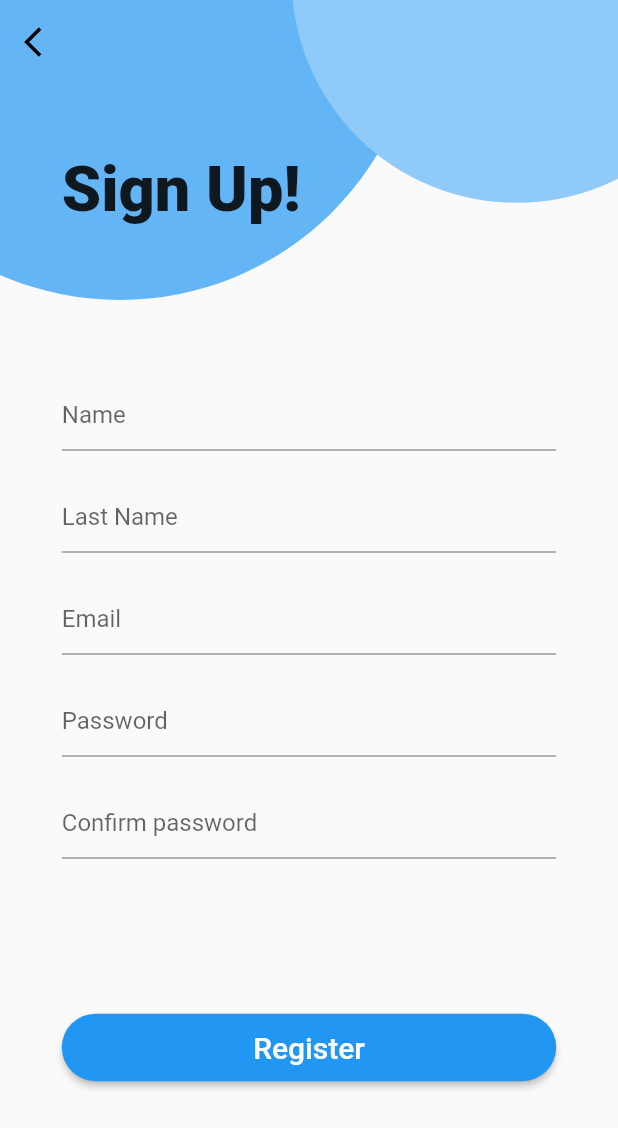
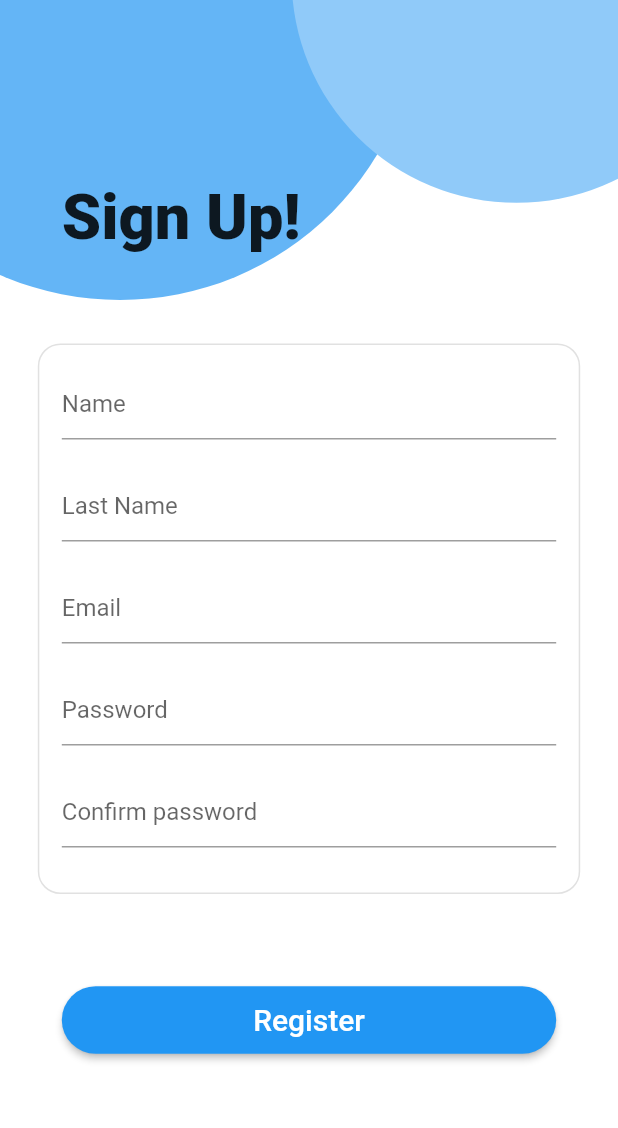
Before and after one commit to AngeloPavan/flutter-test, a Flutter app: the screen it shows after launch, after a tap on "Sign Up", on a phone screen of 412 x 824 dp. Shown: the top 1128 px of the screen. Run offline on Flutter 3.47's test engine with Material 2 defaults, Android fonts, the phone set to English and light mode, and no system bars; our stand-ins replace wave.

Commit message:
fixed: pages are almost responsive (imo)

```diff
--- a/book_app/lib/main.dart
+++ b/book_app/lib/main.dart
@@ -13,7 +13,7 @@ class MyApp extends StatelessWidget {
     return MaterialApp(
         debugShowCheckedModeBanner: false,
         title: 'Prima App',
-        theme: ThemeData(primarySwatch: Colors.blue),
+        theme: ThemeData(primarySwatch: Colors.blue, scaffoldBackgroundColor: Colors.white),
         home: const SignIn());
   }
 }
--- a/book_app/lib/pages/sign_in.dart
+++ b/book_app/lib/pages/sign_in.dart
@@ -27,7 +27,7 @@ class SignIn extends StatelessWidget {
                 child: Material(
                   borderRadius: BorderRadius.circular(200),
                   color: Colors.blue[300],
-                  child: Container(
+                  child: const SizedBox(
                     width: 400,
                     height: 400,
                   ),
@@ -39,7 +39,7 @@ class SignIn extends StatelessWidget {
                 child: Material(
                   borderRadius: BorderRadius.circular(150),
                   color: Colors.blue[200],
-                  child: Container(
+                  child: const SizedBox(
                     width: 300,
                     height: 300,
                   ),
--- a/book_app/lib/pages/sign_up.dart
+++ b/book_app/lib/pages/sign_up.dart
@@ -1,6 +1,4 @@
 import 'package:flutter/material.dart';
-import 'package:wave/config.dart';
-import 'package:wave/wave.dart';
 
 class SignUp extends StatelessWidget {
   const SignUp({super.key});
@@ -13,12 +11,12 @@ class SignUp extends StatelessWidget {
   @override
   Widget build(BuildContext context) {
     return Scaffold(
-      resizeToAvoidBottomInset: false,
+        resizeToAvoidBottomInset: true,
         body: SizedBox(
           width: deviceWidth(context),
           height: deviceHeight(context),
           child: Stack(
-          children: <Widget>[
+            children: [
               Align(
                 alignment: Alignment.bottomRight,
                 widthFactor: 0.7,
@@ -26,7 +24,7 @@ class SignUp extends StatelessWidget {
                 child: Material(
                   borderRadius: BorderRadius.circular(200),
                   color: Colors.blue[300],
-                child: Container(
+                  child: const SizedBox(
                     width: 400,
                     height: 400,
                   ),
@@ -38,38 +36,59 @@ class SignUp extends StatelessWidget {
                 child: Material(
                   borderRadius: BorderRadius.circular(150),
                   color: Colors.blue[200],
-                child: Container(
+                  child: const SizedBox(
                     width: 300,
                     height: 300,
                   ),
                 ),
               ),
-            AppBar(
-              backgroundColor: Colors.transparent,
-              elevation: 0,
-              leading: IconButton(
-                color: Colors.black,
-                icon: const Icon(Icons.arrow_back_ios),
-                onPressed: () {
-                  Navigator.pop(context);
-                },
-              ),
-            ),
-            Center(
+              SingleChildScrollView(
+                physics: const BouncingScrollPhysics(),
+                child: SizedBox(
+                  height: deviceHeight(context),
+                  child: Center(
+                    child: Container(
                       child: Column(
                           mainAxisAlignment: MainAxisAlignment.spaceEvenly,
                           children: [
-                  Spacer(),
+                            const Spacer(flex: 2),
                             SizedBox(
                               width: deviceWidth(context) * 0.8,
                               child: const Text(
                                 "Sign Up!",
-                      style:
-                          TextStyle(fontSize: 42, fontWeight: FontWeight.w900),
+                                style: TextStyle(
+                                    fontSize: 42, fontWeight: FontWeight.w900),
                                 textAlign: TextAlign.left,
                               ),
                             ),
-                  Spacer(),
+                            const Spacer(),
+                            Container(
+                              // color: Colors.green,
+                              padding: const EdgeInsets.fromLTRB(15, 15, 15, 30),
+                              decoration: BoxDecoration(
+                                borderRadius: BorderRadius.circular(15),
+                                border: const Border(
+                                  bottom: BorderSide(
+                                    color: Color.fromARGB(30, 0, 0, 0),
+                                    width: 1,
+                                  ),
+                                  top: BorderSide(
+                                    color: Color.fromARGB(30, 0, 0, 0),
+                                    width: 1,
+                                  ),
+                                  left: BorderSide(
+                                    color: Color.fromARGB(30, 0, 0, 0),
+                                    width: 1,
+                                  ),
+                                  right: BorderSide(
+                                    color: Color.fromARGB(30, 0, 0, 0),
+                                    width: 1,
+                                  ),
+                                ),
+                                color: Colors.white,
+                              ),
+                              child: Column(
+                                children: [
                                   SizedBox(
                                     width: deviceWidth(context) * 0.8,
                                     child: const TextField(
@@ -78,7 +97,8 @@ class SignUp extends StatelessWidget {
                                     )),
                                   ),
                                   Padding(
-                    padding: const EdgeInsets.fromLTRB(0, 20, 0, 0),
+                                    padding:
+                                        const EdgeInsets.fromLTRB(0, 20, 0, 0),
                                     child: SizedBox(
                                       width: deviceWidth(context) * 0.8,
                                       child: const TextField(
@@ -88,7 +108,8 @@ class SignUp extends StatelessWidget {
                                     ),
                                   ),
                                   Padding(
-                    padding: const EdgeInsets.fromLTRB(0, 20, 0, 0),
+                                    padding:
+                                        const EdgeInsets.fromLTRB(0, 20, 0, 0),
                                     child: SizedBox(
                                       width: deviceWidth(context) * 0.8,
                                       child: const TextField(
@@ -98,7 +119,8 @@ class SignUp extends StatelessWidget {
                                     ),
                                   ),
                                   Padding(
-                    padding: const EdgeInsets.fromLTRB(0, 20, 0, 0),
+                                    padding:
+                                        const EdgeInsets.fromLTRB(0, 20, 0, 0),
                                     child: SizedBox(
                                       width: deviceWidth(context) * 0.8,
                                       child: const TextField(
@@ -108,7 +130,8 @@ class SignUp extends StatelessWidget {
                                     ),
                                   ),
                                   Padding(
-                    padding: const EdgeInsets.fromLTRB(0, 20, 0, 0),
+                                    padding:
+                                        const EdgeInsets.fromLTRB(0, 20, 0, 0),
                                     child: SizedBox(
                                       width: deviceWidth(context) * 0.8,
                                       child: const TextField(
@@ -117,14 +140,18 @@ class SignUp extends StatelessWidget {
                                       )),
                                     ),
                                   ),
-                  const Spacer(),
+                                ],
+                              ),
+                            ),
+                            const Spacer(flex: 1),
                             SizedBox(
                               width: deviceWidth(context) * 0.8,
                               child: ElevatedButton(
                                 onPressed: () {},
                                 style: ElevatedButton.styleFrom(
                                     shape: RoundedRectangleBorder(
-                                borderRadius: BorderRadius.circular(50)),
+                                        borderRadius:
+                                            BorderRadius.circular(50)),
                                     padding: const EdgeInsets.all(11)),
                                 child: const Text(
                                   "Register",
@@ -132,13 +159,14 @@ class SignUp extends StatelessWidget {
                                 ),
                               ),
                             ),
-                  Spacer(),
-                ],
+                            const Spacer(flex: 2),
+                          ]),
+                    ),
+                  ),
                 ),
               )
             ],
           ),
-      ),
-    );
+        ));
   }
 }
```
Lines whose indentation alone changed are shown as unchanged.
